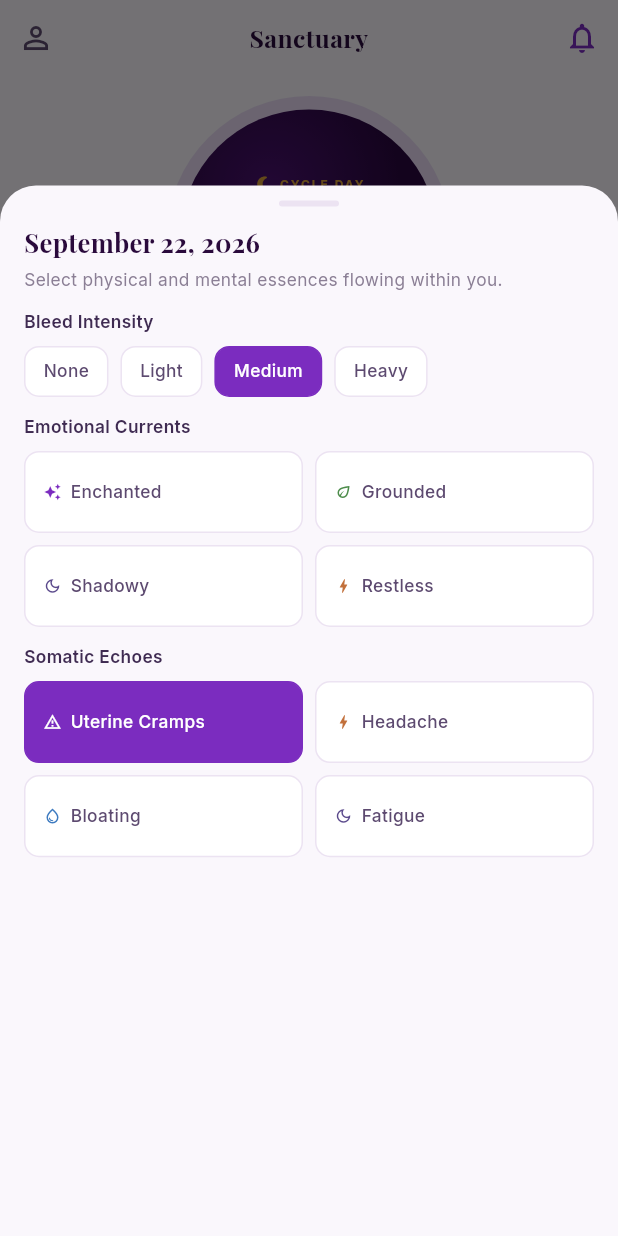
After one commit to raduionita/project-witchy, a Flutter app: the MainScreen screen opened by its route, after a tap on "Mood", on a phone screen of 412 x 824 dp. The commit adds this screen. Run offline on Flutter 3.47's test engine with Material 3 defaults, Android fonts, the phone set to English and light mode, and no system bars; our stand-ins replace google_fonts, shared_preferences; accounts and stored records are empty.

Commit message:
redesign.4

```diff
--- a/lib/models/witchy_models.dart
+++ b/lib/models/witchy_models.dart
@@ -47,12 +47,13 @@ class CovenPost {
 }
 
 class Article {
+  final String id;
   final String category;
   final String readTime;
   final String title;
   final String excerpt;
   final List<Color> thumb;
-  const Article({required this.category, required this.readTime, required this.title, required this.excerpt, required this.thumb});
+  const Article({required this.id, required this.category, required this.readTime, required this.title, required this.excerpt, required this.thumb});
 }
 
 abstract final class MockData {
@@ -78,9 +79,16 @@ abstract final class MockData {
       ];
 
   static List<Article> articles() => const [
-        Article(category: 'ANATOMY', readTime: '5 min read', title: 'Understanding Your Luteal Phase', excerpt: 'The autumn of your biology. Why emotions dip and energy turns inward.', thumb: [Color(0xFF7FB2E5), Color(0xFFF3B8D8), Color(0xFFA07FE0)]),
-        Article(category: 'BOTANICAL', readTime: '8 min read', title: 'Herbs for Somatic Cramp Relief', excerpt: 'Sip Mugwort, Raspberry Leaf and Ginger through the shedding phase.', thumb: [Color(0xFFC98D4E), Color(0xFF6B3F2A)]),
-        Article(category: 'MINDFULNESS', readTime: '12 min read', title: 'Moon Cycle Meditation', excerpt: 'Deep meditative practice to align your rhythm with the lunar tide.', thumb: [Color(0xFF8FA6F0), Color(0xFF4A3AA0)]),
-        Article(category: 'LUNAR CYCLE', readTime: '6 min read', title: 'Fertility Window Explained', excerpt: 'Deciphering the peak hormonal flow and ovulation signals.', thumb: [Color(0xFFCAA04A), Color(0xFF6B4A1A)]),
+        Article(id: 'luteal-phase', category: 'ANATOMY', readTime: '5 min read', title: 'Understanding Your Luteal Phase', excerpt: 'The autumn of your biology. Why emotions dip and energy turns inward.', thumb: [Color(0xFF7FB2E5), Color(0xFFF3B8D8), Color(0xFFA07FE0)]),
+        Article(id: 'cramp-herbs', category: 'BOTANICAL', readTime: '8 min read', title: 'Herbs for Somatic Cramp Relief', excerpt: 'Sip Mugwort, Raspberry Leaf and Ginger through the shedding phase.', thumb: [Color(0xFFC98D4E), Color(0xFF6B3F2A)]),
+        Article(id: 'moon-meditation', category: 'MINDFULNESS', readTime: '12 min read', title: 'Moon Cycle Meditation', excerpt: 'Deep meditative practice to align your rhythm with the lunar tide.', thumb: [Color(0xFF8FA6F0), Color(0xFF4A3AA0)]),
+        Article(id: 'fertility-window', category: 'LUNAR CYCLE', readTime: '6 min read', title: 'Fertility Window Explained', excerpt: 'Deciphering the peak hormonal flow and ovulation signals.', thumb: [Color(0xFFCAA04A), Color(0xFF6B4A1A)]),
       ];
+
+  static Article? articleById(String id) {
+    for (final a in articles()) {
+      if (a.id == id) return a;
+    }
+    return null;
+  }
 }
--- a/lib/providers/app_providers.dart
+++ b/lib/providers/app_providers.dart
@@ -49,30 +49,44 @@ class OnboardingProvider extends ChangeNotifier {
   }
 }
 
+class DayLog {
+  String flow;
+  final Set<String> moods;
+  final Set<String> symptoms;
+  double pain;
+  String notes;
+  DayLog({this.flow = 'Medium', Set<String>? moods, Set<String>? symptoms, this.pain = 6, String? notes})
+    : moods = moods ?? {},
+      symptoms = symptoms ?? {'Uterine Cramps'},
+      notes = notes ?? 'Drank chamomile raspberry leaf infusion. Felt waves of emotional clearing in the afternoon.';
+}
+
 class LoggingProvider extends ChangeNotifier {
-  String flow = 'Medium';
-  final Set<String> moods = {};
-  final Set<String> symptoms = {'Uterine Cramps'};
-  double pain = 6;
-  String notes = 'Drank chamomile raspberry leaf infusion. Felt waves of emotional clearing in the afternoon.';
+  final Map<String, DayLog> _days = {};
 
-  void setFlow(String v) {
-    flow = v;
+  static String keyFor(DateTime d) => '${d.year}-${d.month.toString().padLeft(2, '0')}-${d.day.toString().padLeft(2, '0')}';
+
+  DayLog day(DateTime d) => _days.putIfAbsent(keyFor(d), () => DayLog());
+
+  void setFlow(DateTime d, String v) {
+    day(d).flow = v;
     notifyListeners();
   }
 
-  void toggleMood(String v) {
-    moods.contains(v) ? moods.remove(v) : moods.add(v);
+  void toggleMood(DateTime d, String v) {
+    final m = day(d).moods;
+    m.contains(v) ? m.remove(v) : m.add(v);
     notifyListeners();
   }
 
-  void toggleSymptom(String v) {
-    symptoms.contains(v) ? symptoms.remove(v) : symptoms.add(v);
+  void toggleSymptom(DateTime d, String v) {
+    final s = day(d).symptoms;
+    s.contains(v) ? s.remove(v) : s.add(v);
     notifyListeners();
   }
 
-  void setPain(double v) {
-    pain = v;
+  void setPain(DateTime d, double v) {
+    day(d).pain = v;
     notifyListeners();
   }
 }
--- a/lib/screens/article_detail_screen.dart
+++ b/lib/screens/article_detail_screen.dart
@@ -5,11 +5,11 @@ import '../theme/app_text_styles.dart';
 import '../widgets/witchy_widgets.dart';
 
 class ArticleDetailScreen extends StatelessWidget {
-  const ArticleDetailScreen({super.key});
+  final Article article;
+  const ArticleDetailScreen({super.key, required this.article});
   @override
   Widget build(BuildContext context) {
-    final arg = ModalRoute.of(context)?.settings.arguments;
-    final Article a = arg is Article ? arg : MockData.articles().first;
+    final a = article;
     return Scaffold(
       appBar: const WitchyAppBar(title: 'Wellness Detail'),
       body: ListView(
--- a/lib/navigation/main_shell.dart
+++ b/lib/screens/main_screen.dart
@@ -1,18 +1,18 @@
 import 'package:flutter/material.dart';
-import '../screens/primary_screens.dart';
-import '../screens/secondary_screens.dart';
+import 'primary_screens.dart';
+import 'secondary_screens.dart';
 import '../widgets/witchy_widgets.dart';
 
-class MainShell extends StatefulWidget {
+class MainScreen extends StatefulWidget {
   final int initialIndex;
-  const MainShell({super.key, this.initialIndex = 0});
+  const MainScreen({super.key, this.initialIndex = 0});
   @override
-  State<MainShell> createState() => _MainShellState();
+  State<MainScreen> createState() => _MainScreenState();
 }
 
-class _MainShellState extends State<MainShell> {
+class _MainScreenState extends State<MainScreen> {
   late int index = widget.initialIndex;
-  static const titles = ['Sanctuary', 'Lunar Cycle Map', 'Apothecary Log', 'Lunar Records', 'Coven Sanctum'];
+  static const titles = ['Sanctuary', 'Lunar Cycle Map', 'Lunar Records', 'Coven Sanctum'];
 
   @override
   Widget build(BuildContext context) {
@@ -29,7 +29,7 @@ class _MainShellState extends State<MainShell> {
       ),
       body: IndexedStack(
         index: index,
-        children: const [SanctuaryScreen(), CycleMapScreen(), LogScreen(), RecordsScreen(), CovenScreen()],
+        children: const [SanctuaryScreen(), CycleMapScreen(), RecordsScreen(), CovenScreen()],
       ),
       bottomNavigationBar: WitchyBottomNav(index: index, onTap: (i) => setState(() => index = i)),
     );
--- a/lib/widgets/cycle_widgets.dart
+++ b/lib/widgets/cycle_widgets.dart
@@ -87,7 +87,8 @@ class QuickAction extends StatelessWidget {
 }
 
 class CycleCalendar extends StatelessWidget {
-  const CycleCalendar({super.key});
+  final ValueChanged<int>? onDayTap;
+  const CycleCalendar({super.key, this.onDayTap});
   @override
   Widget build(BuildContext context) {
     const fertile = {10, 11, 12, 13};
@@ -103,6 +104,8 @@ class CycleCalendar extends StatelessWidget {
         const SizedBox.shrink(),
         for (var day = 1; day <= 31; day++)
           Center(
+            child: GestureDetector(
+              onTap: onDayTap == null ? null : () => onDayTap!(day),
               child: Container(
                 width: 34,
                 height: 34,
@@ -114,6 +117,7 @@ class CycleCalendar extends StatelessWidget {
                     11,
                     c: period.contains(day) ? Colors.white : (fertile.contains(day) ? AppColors.fertileText : AppColors.body),
                     w: (period.contains(day) || fertile.contains(day)) ? FontWeight.w600 : FontWeight.w400,
+                  ),
                 ),
               ),
             ),
--- /dev/null
+++ b/lib/widgets/log_bottom_sheet.dart
@@ -0,0 +1,85 @@
+import 'package:flutter/material.dart';
+import 'package:provider/provider.dart';
+import '../providers/app_providers.dart';
+import '../theme/app_colors.dart';
+import '../theme/app_text_styles.dart';
+import 'witchy_widgets.dart';
+
+const _months = ['January', 'February', 'March', 'April', 'May', 'June', 'July', 'August', 'September', 'October', 'November', 'December'];
+
+Future<void> showLogSheet(BuildContext context, DateTime date) {
+  return showModalBottomSheet(
+    context: context,
+    isScrollControlled: true,
+    backgroundColor: AppColors.bg,
+    shape: const RoundedRectangleBorder(borderRadius: BorderRadius.vertical(top: Radius.circular(24))),
+    builder: (_) => DraggableScrollableSheet(expand: false, initialChildSize: 0.85, minChildSize: 0.5, maxChildSize: 0.95, builder: (_, ctrl) => LogBottomSheet(date: date, scroll: ctrl)),
+  );
+}
+
+class LogBottomSheet extends StatelessWidget {
+  final DateTime date;
+  final ScrollController scroll;
+  const LogBottomSheet({super.key, required this.date, required this.scroll});
+
+  static const flows = ['None', 'Light', 'Medium', 'Heavy'];
+  static const moods = [
+    ('Enchanted', Icons.auto_awesome, AppColors.pur),
+    ('Grounded', Icons.eco_outlined, Color(0xFF4C8C4A)),
+    ('Shadowy', Icons.dark_mode_outlined, Color(0xFF5B4A8C)),
+    ('Restless', Icons.bolt_outlined, Color(0xFFC2703B)),
+  ];
+  static const symptoms = [
+    ('Uterine Cramps', Icons.warning_amber_outlined, AppColors.pur),
+    ('Headache', Icons.bolt_outlined, Color(0xFFC2703B)),
+    ('Bloating', Icons.water_drop_outlined, Color(0xFF3E7BC0)),
+    ('Fatigue', Icons.dark_mode_outlined, Color(0xFF5B4A8C)),
+  ];
+
+  @override
+  Widget build(BuildContext context) {
+    final log = context.watch<LoggingProvider>();
+    final entry = log.day(date);
+    return ListView(
+      controller: scroll,
+      padding: const EdgeInsets.fromLTRB(16, 10, 16, 24),
+      children: [
+        Center(child: Container(width: 40, height: 4, decoration: BoxDecoration(color: AppColors.line, borderRadius: BorderRadius.circular(2)))),
+        const SizedBox(height: 12),
+        Text('${_months[date.month - 1]} ${date.day}, ${date.year}', style: AppText.serif(17)),
+        const SizedBox(height: 4),
+        Text('Select physical and mental essences flowing within you.', style: AppText.sub),
+        const SizedBox(height: 12),
+        Text('Bleed Intensity', style: AppText.sec),
+        const SizedBox(height: 8),
+        Wrap(spacing: 8, runSpacing: 8, children: [for (final f in flows) WitchyChip(label: f, selected: entry.flow == f, onTap: () => context.read<LoggingProvider>().setFlow(date, f))]),
+        const SizedBox(height: 12),
+        Text('Emotional Currents', style: AppText.sec),
+        const SizedBox(height: 8),
+        GridView.count(
+          crossAxisCount: 2,
+          shrinkWrap: true,
+          physics: const NeverScrollableScrollPhysics(),
+          mainAxisSpacing: 8,
+          crossAxisSpacing: 8,
+          childAspectRatio: 3.4,
+          children: [for (final m in moods) WitchyChip(label: m.$1, icon: m.$2, iconColor: m.$3, selected: entry.moods.contains(m.$1), onTap: () => context.read<LoggingProvider>().toggleMood(date, m.$1))],
+        ),
+        const SizedBox(height: 12),
+        Text('Somatic Echoes', style: AppText.sec),
+        const SizedBox(height: 8),
+        GridView.count(
+          crossAxisCount: 2,
+          shrinkWrap: true,
+          physics: const NeverScrollableScrollPhysics(),
+          mainAxisSpacing: 8,
+          crossAxisSpacing: 8,
+          childAspectRatio: 3.4,
+          children: [
+            for (final s in symptoms) WitchyChip(label: s.$1, icon: s.$2, iconColor: s.$3, selected: entry.symptoms.contains(s.$1), onTap: () => context.read<LoggingProvider>().toggleSymptom(date, s.$1)),
+          ],
+        ),
+      ],
+    );
+  }
+}
```
Also changed, not shown: lib/main.dart (+31 -34 lines), lib/screens/primary_screens.dart (+47 -75 lines), lib/screens/reminders_screen.dart (added, +56 -0 lines), lib/screens/secondary_screens.dart (+15 -53 lines), lib/screens/settings_screen.dart (+1 -20 lines), lib/widgets/witchy_widgets.dart (+1 -7 lines), 1 other file. Lines whose indentation alone changed are shown as unchanged.
